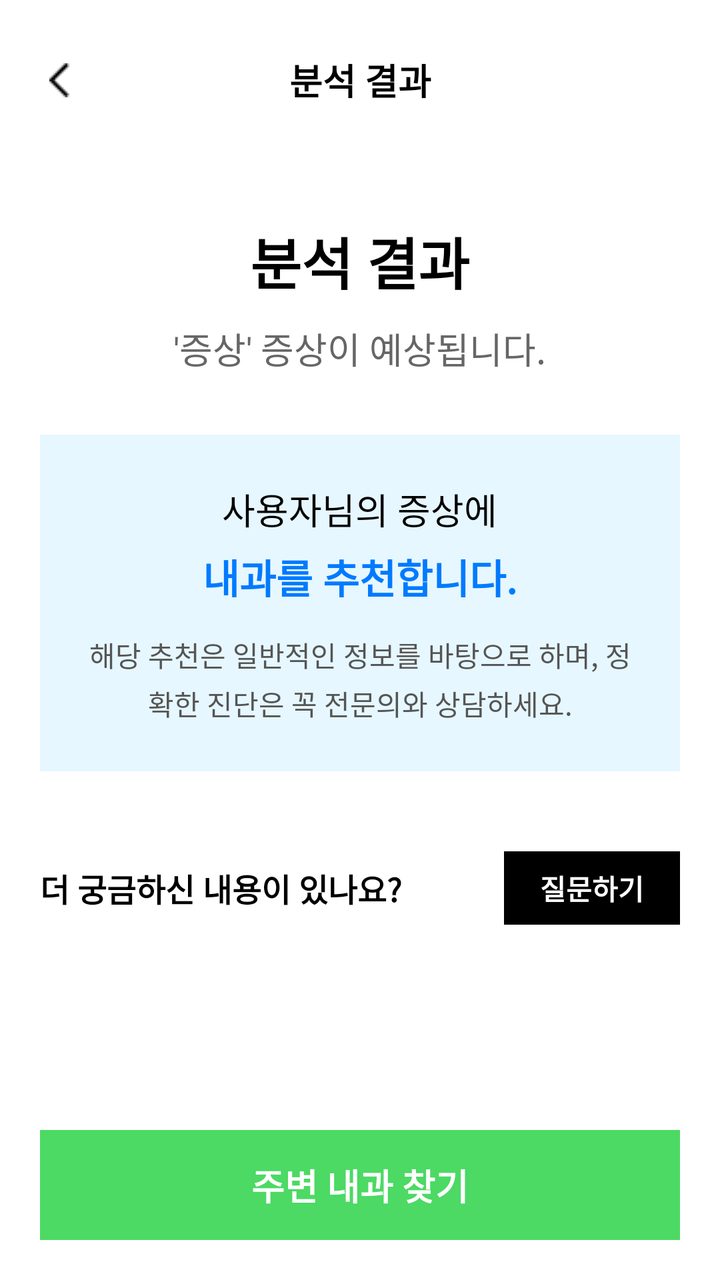
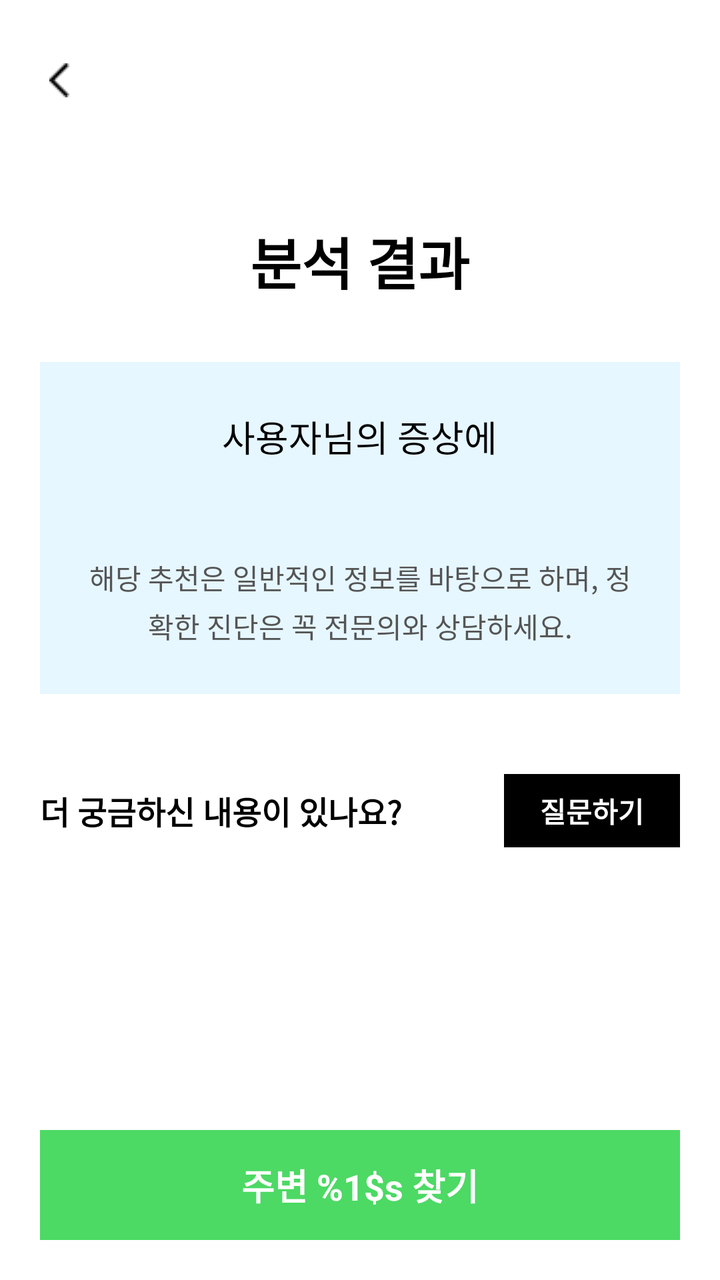

The first picture is an Android layout as it rendered before a commit; the second is the same layout after the commit. The layout source and the unified diff follow.
<!-- AndroidManifest.xml: application theme Theme.A -->
<!-- res/layout/activity_result.xml -->
<?xml version="1.0" encoding="utf-8"?>
<LinearLayout
    xmlns:android="http://schemas.android.com/apk/res/android"
    android:layout_width="match_parent"
    android:layout_height="match_parent"
    android:orientation="vertical"
    android:background="#FFFFFF">

    
    <LinearLayout
        android:layout_width="match_parent"
        android:layout_height="80dp"
        android:orientation="horizontal"
        android:gravity="center_vertical"
        android:paddingStart="15dp"
        android:paddingEnd="15dp"
        android:background="#FFFFFF">

        <ImageButton
            android:id="@+id/btnBack"
            android:layout_width="30dp"
            android:layout_height="40dp"
            android:paddingStart="0dp"
            android:paddingEnd="1dp"
            android:background="?attr/selectableItemBackgroundBorderless"
            android:src="@drawable/chevron_left_thin"
            android:contentDescription="뒤로가기" />

        <TextView
            android:id="@+id/tvHeaderTitle"
            android:layout_width="0dp"
            android:layout_height="wrap_content"
            android:layout_weight="1"
            android:text="분석 결과"
            android:textSize="18sp"
            android:textStyle="bold"
            android:textColor="#000000"
            android:gravity="center" />

        
        <View
            android:layout_width="30dp"
            android:layout_height="40dp" />
    </LinearLayout>

    
    <ScrollView
        android:layout_width="match_parent"
        android:layout_height="0dp"
        android:layout_weight="1">

        <LinearLayout
            android:layout_width="match_parent"
            android:layout_height="wrap_content"
            android:orientation="vertical"
            android:paddingStart="20dp"
            android:paddingEnd="20dp"
            android:paddingTop="20dp"
            android:paddingBottom="10dp"
            android:gravity="center_horizontal">

            
            <TextView
                android:id="@+id/tvTitle"
                android:layout_width="wrap_content"
                android:layout_height="wrap_content"
                android:text="분석 결과"
                android:textSize="28sp"
                android:textStyle="bold"
                android:textColor="#000000"
                android:layout_marginTop="10dp" />

            
            <TextView
                android:id="@+id/tvSubtitle"
                android:layout_width="wrap_content"
                android:layout_height="wrap_content"
                android:text="'증상' 증상이 예상됩니다."
                android:textSize="18sp"
                android:textColor="#666666"
                android:layout_marginTop="10dp"
                android:layout_marginBottom="30dp" />

            
            <LinearLayout
                android:layout_width="match_parent"
                android:layout_height="wrap_content"
                android:orientation="vertical"
                android:background="#E6F7FF"
                android:padding="24dp"
                android:gravity="center_horizontal"
                android:layout_marginBottom="30dp"
                android:backgroundTintMode="src_in">

                <TextView
                    android:id="@+id/tvRecommendTitle"
                    android:layout_width="wrap_content"
                    android:layout_height="wrap_content"
                    android:text="사용자님의 증상에"
                    android:textSize="18sp"
                    android:textColor="#000000" />

                <TextView
                    android:id="@+id/tvRecommendTitleBold"
                    android:layout_width="wrap_content"
                    android:layout_height="wrap_content"
                    android:text="내과를 추천합니다."
                    android:textSize="20sp"
                    android:textStyle="bold"
                    android:textColor="#007AFF"
                    android:layout_marginTop="6dp"
                    android:layout_marginBottom="14dp" />

                <TextView
                    android:id="@+id/tvRecommendWarning"
                    android:layout_width="match_parent"
                    android:layout_height="wrap_content"
                    android:text="해당 추천은 일반적인 정보를 바탕으로 하며, 정확한 진단은 꼭 전문의와 상담하세요."
                    android:textSize="14sp"
                    android:textColor="#555555"
                    android:gravity="center"
                    android:lineSpacingExtra="4dp" />
            </LinearLayout>

            
            <LinearLayout
                android:layout_width="match_parent"
                android:layout_height="wrap_content"
                android:orientation="horizontal"
                android:gravity="center_vertical"
                android:layout_marginTop="10dp">

                <TextView
                    android:id="@+id/tvAdditionalQuestion"
                    android:layout_width="0dp"
                    android:layout_height="wrap_content"
                    android:layout_weight="1"
                    android:text="더 궁금하신 내용이 있나요?"
                    android:textSize="16sp"
                    android:textStyle="bold"
                    android:textColor="#000000" />

                <LinearLayout
                    android:id="@+id/btnAsk"
                    android:layout_width="wrap_content"
                    android:layout_height="wrap_content"
                    android:orientation="horizontal"
                    android:paddingStart="18dp"
                    android:paddingEnd="18dp"
                    android:paddingTop="8dp"
                    android:paddingBottom="8dp"
                    android:background="#000000"
                    android:gravity="center"
                    android:clickable="true"
                    android:focusable="true"
                    android:backgroundTintMode="src_in">

                    <TextView
                        android:layout_width="wrap_content"
                        android:layout_height="wrap_content"
                        android:text="질문하기"
                        android:textSize="14sp"
                        android:textColor="#FFFFFF"
                        android:textStyle="bold" />
                </LinearLayout>

            </LinearLayout>

        </LinearLayout>
    </ScrollView>

    
    <LinearLayout
        android:layout_width="match_parent"
        android:layout_height="wrap_content"
        android:orientation="vertical"
        android:paddingStart="20dp"
        android:paddingEnd="20dp"
        android:paddingTop="12dp"
        android:paddingBottom="20dp"
        android:background="#FFFFFF">

        <LinearLayout
            android:id="@+id/btnFindHospital"
            android:layout_width="match_parent"
            android:layout_height="55dp"
            android:background="#4CD964"
            android:gravity="center"
            android:clickable="true"
            android:focusable="true"
            android:backgroundTintMode="src_in">

            <TextView
                android:id="@+id/tvFindHospitalText"
                android:layout_width="wrap_content"
                android:layout_height="wrap_content"
                android:text="주변 내과 찾기"
                android:textSize="18sp"
                android:textStyle="bold"
                android:textColor="#FFFFFF" />
        </LinearLayout>

    </LinearLayout>

</LinearLayout>
<!-- resources referenced by this layout -->
<resources>
  <!-- drawable chevron_left_thin: png bitmap (drawable, 173 bytes) -->
  <style name="Theme.A" parent="Base.Theme.A" />
  <style name="Base.Theme.A" parent="Theme.Material3.DayNight.NoActionBar">
          
          
  
  
      </style>
</resources>

<!-- the commit's change to res/layout/activity_result.xml (unified diff, before → after) -->
@@ -24,14 +24,14 @@
             android:paddingEnd="1dp"
             android:background="?attr/selectableItemBackgroundBorderless"
             android:src="@drawable/chevron_left_thin"
-            android:contentDescription="뒤로가기" />
+            android:contentDescription="@string/back" />
 
         <TextView
             android:id="@+id/tvHeaderTitle"
             android:layout_width="0dp"
             android:layout_height="wrap_content"
             android:layout_weight="1"
-            android:text="분석 결과"
+            android:text=""
             android:textSize="18sp"
             android:textStyle="bold"
             android:textColor="#000000"
@@ -64,22 +64,11 @@
                 android:id="@+id/tvTitle"
                 android:layout_width="wrap_content"
                 android:layout_height="wrap_content"
-                android:text="분석 결과"
+                android:text="@string/result_title"
                 android:textSize="28sp"
                 android:textStyle="bold"
                 android:textColor="#000000"
                 android:layout_marginTop="10dp" />
-
-            
-            <TextView
-                android:id="@+id/tvSubtitle"
-                android:layout_width="wrap_content"
-                android:layout_height="wrap_content"
-                android:text="'증상' 증상이 예상됩니다."
-                android:textSize="18sp"
-                android:textColor="#666666"
-                android:layout_marginTop="10dp"
-                android:layout_marginBottom="30dp" />
 
             
             <LinearLayout
@@ -89,6 +78,7 @@
                 android:background="#E6F7FF"
                 android:padding="24dp"
                 android:gravity="center_horizontal"
+                android:layout_marginTop="30dp"
                 android:layout_marginBottom="30dp"
                 android:backgroundTintMode="src_in">
 
@@ -96,7 +86,7 @@
                     android:id="@+id/tvRecommendTitle"
                     android:layout_width="wrap_content"
                     android:layout_height="wrap_content"
-                    android:text="사용자님의 증상에"
+                    android:text="@string/result_recommend_prefix"
                     android:textSize="18sp"
                     android:textColor="#000000" />
 
@@ -104,7 +94,7 @@
                     android:id="@+id/tvRecommendTitleBold"
                     android:layout_width="wrap_content"
                     android:layout_height="wrap_content"
-                    android:text="내과를 추천합니다."
+                    android:text=""
                     android:textSize="20sp"
                     android:textStyle="bold"
                     android:textColor="#007AFF"
@@ -115,7 +105,7 @@
                     android:id="@+id/tvRecommendWarning"
                     android:layout_width="match_parent"
                     android:layout_height="wrap_content"
-                    android:text="해당 추천은 일반적인 정보를 바탕으로 하며, 정확한 진단은 꼭 전문의와 상담하세요."
+                    android:text="@string/result_warning"
                     android:textSize="14sp"
                     android:textColor="#555555"
                     android:gravity="center"
@@ -135,7 +125,7 @@
                     android:layout_width="0dp"
                     android:layout_height="wrap_content"
                     android:layout_weight="1"
-                    android:text="더 궁금하신 내용이 있나요?"
+                    android:text="@string/result_more_question"
                     android:textSize="16sp"
                     android:textStyle="bold"
                     android:textColor="#000000" />
@@ -158,7 +148,7 @@
                     <TextView
                         android:layout_width="wrap_content"
                         android:layout_height="wrap_content"
-                        android:text="질문하기"
+                        android:text="@string/result_ask"
                         android:textSize="14sp"
                         android:textColor="#FFFFFF"
                         android:textStyle="bold" />
@@ -194,7 +184,7 @@
                 android:id="@+id/tvFindHospitalText"
                 android:layout_width="wrap_content"
                 android:layout_height="wrap_content"
-                android:text="주변 내과 찾기"
+                android:text="@string/result_find_hospital"
                 android:textSize="18sp"
                 android:textStyle="bold"
                 android:textColor="#FFFFFF" />
<!-- resource entries referenced after the edit -->
@@ -1,6 +1,13 @@
 <!-- resources referenced by this layout -->
 <resources>
   <!-- drawable chevron_left_thin: png bitmap (drawable, 173 bytes) -->
+  <string name="back">뒤로가기</string>
+  <string name="result_ask">질문하기</string>
+  <string name="result_find_hospital">주변 %1$s 찾기</string>
+  <string name="result_more_question">더 궁금하신 내용이 있나요?</string>
+  <string name="result_recommend_prefix">사용자님의 증상에</string>
+  <string name="result_title">분석 결과</string>
+  <string name="result_warning">해당 추천은 일반적인 정보를 바탕으로 하며, 정확한 진단은 꼭 전문의와 상담하세요.</string>
   <style name="Theme.A" parent="Base.Theme.A" />
   <style name="Base.Theme.A" parent="Theme.Material3.DayNight.NoActionBar">
           
